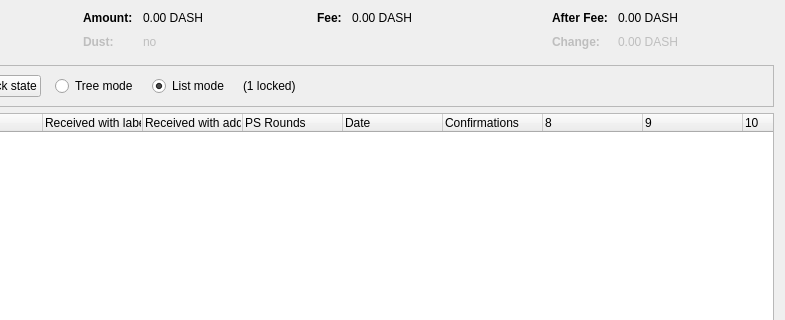
Old version of the form src/qt/forms/coincontroldialog.ui in the repository jesusleon1995/dashfork_test; both pictures show x 169 to 954 and y 0 to 320 of the 954 by 500 pixel window.
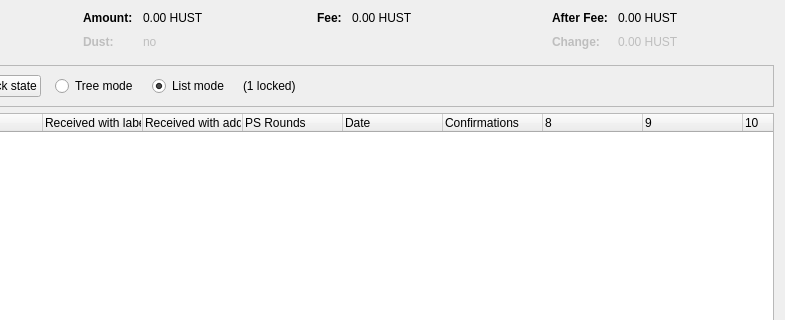
New version of the form. Custom widgets are drawn as their Qt base class.

Diff of the .ui file:
```diff
--- a/src/qt/forms/coincontroldialog.ui
+++ b/src/qt/forms/coincontroldialog.ui
@@ -132,7 +132,7 @@
           <enum>Qt::ActionsContextMenu</enum>
          </property>
          <property name="text">
-          <string notr="true">0.00 DASH</string>
+          <string notr="true">0.00 HUST</string>
          </property>
          <property name="textInteractionFlags">
           <set>Qt::LinksAccessibleByMouse|Qt::TextSelectableByKeyboard|Qt::TextSelectableByMouse</set>
@@ -212,7 +212,7 @@
           <enum>Qt::ActionsContextMenu</enum>
          </property>
          <property name="text">
-          <string notr="true">0.00 DASH</string>
+          <string notr="true">0.00 HUST</string>
          </property>
          <property name="textInteractionFlags">
           <set>Qt::LinksAccessibleByMouse|Qt::TextSelectableByKeyboard|Qt::TextSelectableByMouse</set>
@@ -257,7 +257,7 @@
           <enum>Qt::ActionsContextMenu</enum>
          </property>
          <property name="text">
-          <string notr="true">0.00 DASH</string>
+          <string notr="true">0.00 HUST</string>
          </property>
          <property name="textInteractionFlags">
           <set>Qt::LinksAccessibleByMouse|Qt::TextSelectableByKeyboard|Qt::TextSelectableByMouse</set>
@@ -292,7 +292,7 @@
           <enum>Qt::ActionsContextMenu</enum>
          </property>
          <property name="text">
-          <string notr="true">0.00 DASH</string>
+          <string notr="true">0.00 HUST</string>
          </property>
          <property name="textInteractionFlags">
           <set>Qt::LinksAccessibleByMouse|Qt::TextSelectableByKeyboard|Qt::TextSelectableByMouse</set>
```
